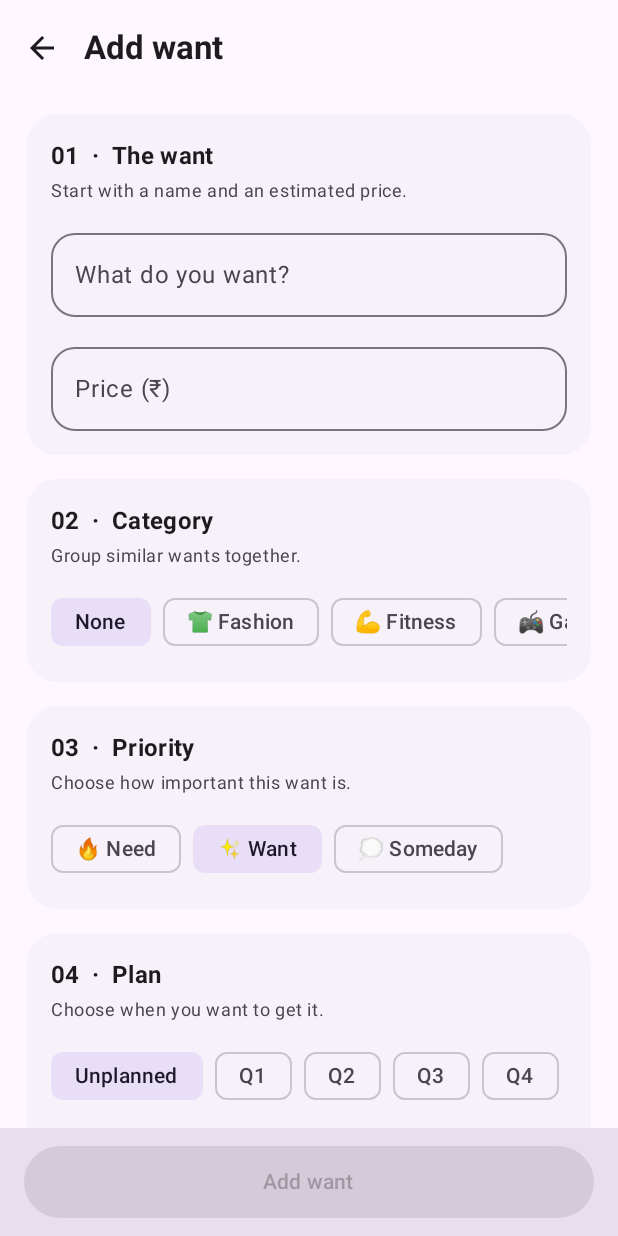
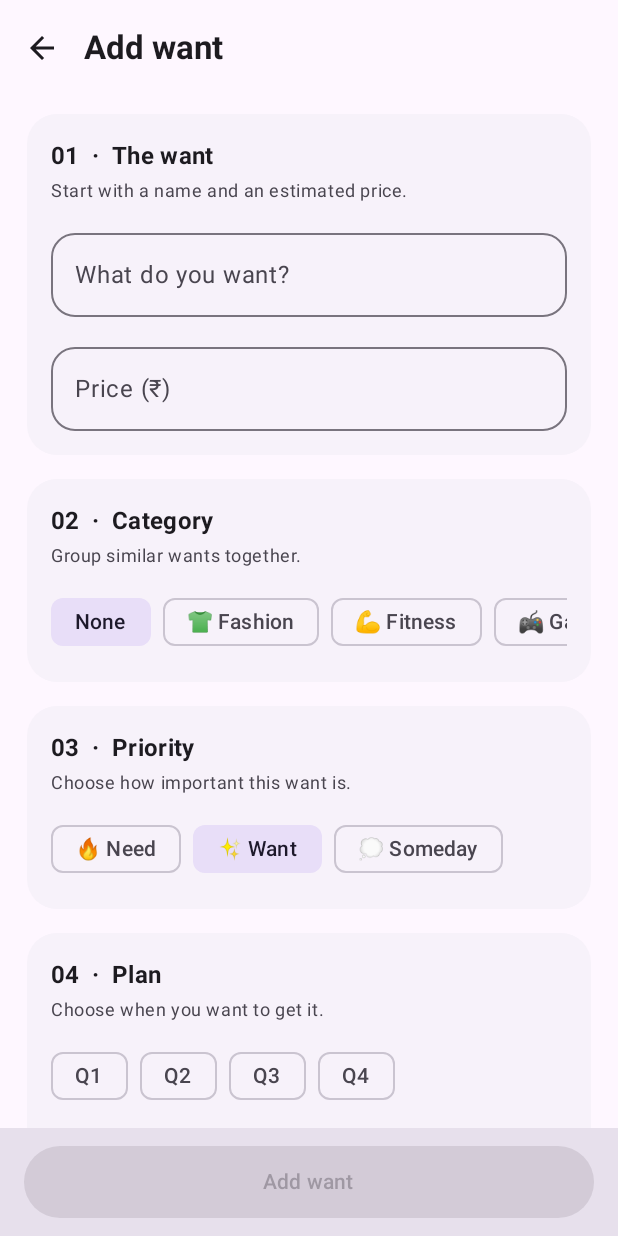
Before and after one commit to princetete/wantstrackers, an Android app built with Jetpack Compose: the composable FormContent called with empty values, on a phone screen of 412 x 824 dp. Run offline under Robolectric (Android 15) with nearby library versions, the phone set to English and light mode, and no system bars; our stand-ins replace Room's generated code.

Commit message:
Use want-specific emoji and simplify quarter picker

```diff
--- a/app/src/main/java/com/wantstracker/app/ui/Components.kt
+++ b/app/src/main/java/com/wantstracker/app/ui/Components.kt
@@ -137,7 +137,7 @@ fun WantThumb(want: WantEntity, category: CategoryEntity?, size: Int = 56) {
         Modifier.size(size.dp).clip(RoundedCornerShape(14.dp)).background(tint.copy(alpha = 0.16f)),
         contentAlignment = Alignment.Center
     ) {
-        Text(category?.emoji ?: "🛍️", fontSize = (size / 2).sp)
+        Text(want.emoji, fontSize = (size / 2).sp)
     }
 }
 
@@ -179,7 +179,7 @@ fun WantCard(
                         Text(priceText, style = MaterialTheme.typography.titleSmall,
                             color = MaterialTheme.colorScheme.primary, fontWeight = FontWeight.Bold)
                         Text(buildString {
-                            append(want.priority.label)
+                            append(if (want.priority == com.wantstracker.app.domain.Priority.NEED) "Want" else want.priority.label)
                             if (category != null) append("  ·  ${category.name}")
                             want.plannedKey?.let { append("  ·  ${it.label}") }
                         }, style = MaterialTheme.typography.labelSmall,
@@ -288,14 +288,12 @@ fun EmptyState(
 @Composable
 fun QuarterPicker(year: Int?, quarter: Int?, onChange: (Int?, Int?) -> Unit) {
     val now = QuarterKey.now()
-    val years = (now.year - 6)..(now.year + 3)
+    val years = 2025..(now.year + 3)
     Column(verticalArrangement = Arrangement.spacedBy(8.dp)) {
-        Row(horizontalArrangement = Arrangement.spacedBy(8.dp)) {
-            FilterChip(
-                selected = year == null,
-                onClick = { onChange(null, null) },
-                label = { Text("Unplanned") }
-            )
+        Row(
+            Modifier.horizontalScroll(rememberScrollState()),
+            horizontalArrangement = Arrangement.spacedBy(8.dp)
+        ) {
             (1..4).forEach { q ->
                 FilterChip(
                     selected = quarter == q && year != null,
```
